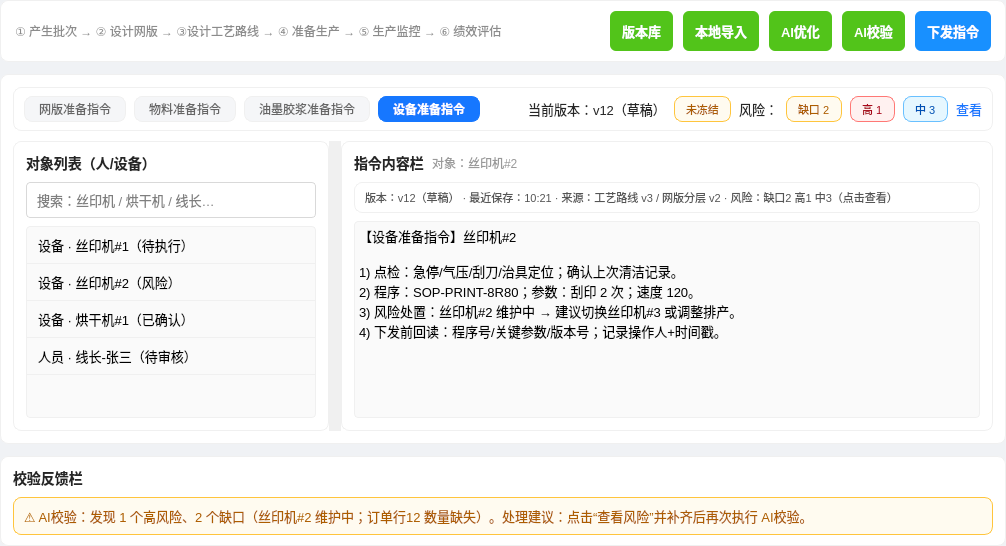
The window that forms/prep_page.ui (ByteKnight-X/LineControlRobot) describes before a commit, drawn with Qt 5.
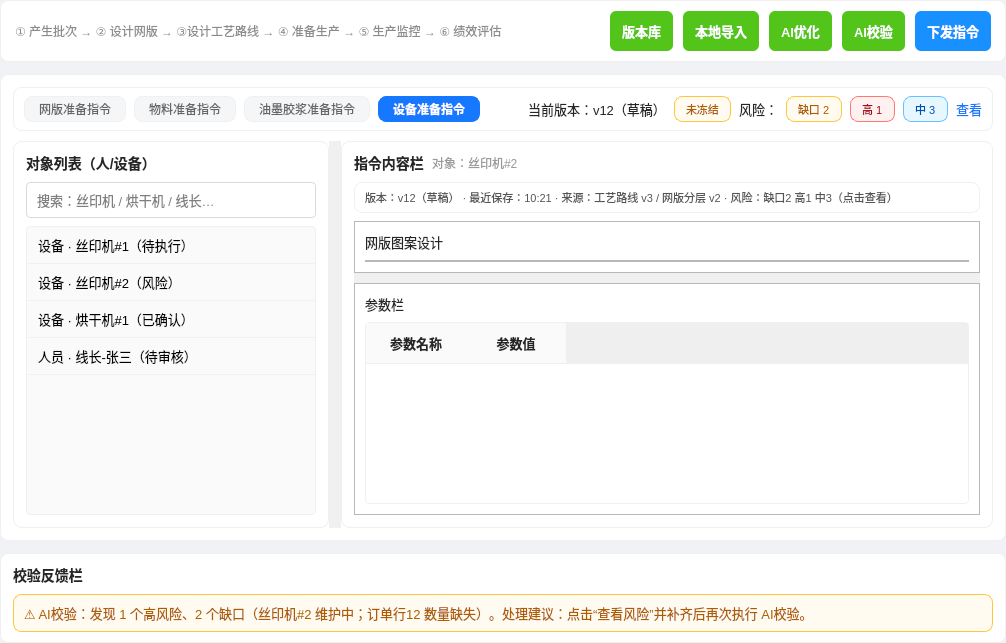
The same window after the commit. The open tabs and pages were chosen to show the change.

What changed in the file:
```diff
--- a/forms/prep_page.ui
+++ b/forms/prep_page.ui
@@ -304,13 +304,101 @@
                     </item>
 
                     <item>
-                      <widget class="QTextEdit" name="txtInstructionContent">
-                        <property name="plainText"><string>【设备准备指令】丝印机#2
-
-1) 点检：急停/气压/刮刀/治具定位；确认上次清洁记录。
-2) 程序：SOP-PRINT-8R80；参数：刮印 2 次；速度 120。
-3) 风险处置：丝印机#2 维护中 → 建议切换丝印机#3 或调整排产。
-4) 下发前回读：程序号/关键参数/版本号；记录操作人+时间戳。</string></property>
+                      <widget class="QStackedWidget" name="instructionStack">
+                        <property name="currentIndex"><number>0</number></property>
+                        <widget class="QWidget" name="pageGenericInstruction">
+                          <layout class="QVBoxLayout" name="genericInstructionLayout">
+                            <property name="leftMargin"><number>0</number></property>
+                            <property name="topMargin"><number>0</number></property>
+                            <property name="rightMargin"><number>0</number></property>
+                            <property name="bottomMargin"><number>0</number></property>
+                            <property name="spacing"><number>8</number></property>
+                            <item>
+                              <widget class="QFrame" name="genericParamCard">
+                                <property name="frameShape"><enum>QFrame::StyledPanel</enum></property>
+                                <layout class="QVBoxLayout" name="genericParamLayout">
+                                  <property name="leftMargin"><number>10</number></property>
+                                  <property name="topMargin"><number>10</number></property>
+                                  <property name="rightMargin"><number>10</number></property>
+                                  <property name="bottomMargin"><number>10</number></property>
+                                  <property name="spacing"><number>8</number></property>
+                                  <item><widget class="QLabel" name="lblGenericParamTitle"><property name="text"><string>参数栏</string></property></widget></item>
+                                  <item>
+                                    <widget class="QTableWidget" name="tableGenericParams">
+                                      <property name="columnCount"><number>2</number></property>
+                                      <column>
+                                        <property name="text"><string>参数名称</string></property>
+                                      </column>
+                                      <column>
+                                        <property name="text"><string>参数值</string></property>
+                                      </column>
+                                    </widget>
+                                  </item>
+                                </layout>
+                              </widget>
+                            </item>
+                          </layout>
+                        </widget>
+                        <widget class="QWidget" name="pageMeshInstruction">
+                          <layout class="QVBoxLayout" name="meshInstructionLayout">
+                            <property name="leftMargin"><number>0</number></property>
+                            <property name="topMargin"><number>0</number></property>
+                            <property name="rightMargin"><number>0</number></property>
+                            <property name="bottomMargin"><number>0</number></property>
+                            <property name="spacing"><number>8</number></property>
+                            <item>
+                              <widget class="QSplitter" name="meshInstructionSplitter">
+                                <property name="orientation"><enum>Qt::Vertical</enum></property>
+                                <property name="childrenCollapsible"><bool>false</bool></property>
+                                <property name="handleWidth"><number>10</number></property>
+                                <widget class="QFrame" name="meshPreviewCard">
+                                  <property name="frameShape"><enum>QFrame::StyledPanel</enum></property>
+                                  <layout class="QVBoxLayout" name="meshPreviewLayout">
+                                    <property name="leftMargin"><number>10</number></property>
+                                    <property name="topMargin"><number>10</number></property>
+                                    <property name="rightMargin"><number>10</number></property>
+                                    <property name="bottomMargin"><number>10</number></property>
+                                    <property name="spacing"><number>8</number></property>
+                                    <item><widget class="QLabel" name="lblMeshPreviewTitle"><property name="text"><string>网版图案设计</string></property></widget></item>
+                                    <item>
+                                      <widget class="QFrame" name="meshPreviewHost">
+                                        <property name="frameShape"><enum>QFrame::StyledPanel</enum></property>
+                                        <layout class="QVBoxLayout" name="meshPreviewHostLayout">
+                                          <property name="leftMargin"><number>0</number></property>
+                                          <property name="topMargin"><number>0</number></property>
+                                          <property name="rightMargin"><number>0</number></property>
+                                          <property name="bottomMargin"><number>0</number></property>
+                                        </layout>
+                                      </widget>
+                                    </item>
+                                  </layout>
+                                </widget>
+                                <widget class="QFrame" name="meshParamCard">
+                                  <property name="frameShape"><enum>QFrame::StyledPanel</enum></property>
+                                  <layout class="QVBoxLayout" name="meshParamLayout">
+                                    <property name="leftMargin"><number>10</number></property>
+                                    <property name="topMargin"><number>10</number></property>
+                                    <property name="rightMargin"><number>10</number></property>
+                                    <property name="bottomMargin"><number>10</number></property>
+                                    <property name="spacing"><number>8</number></property>
+                                    <item><widget class="QLabel" name="lblMeshParamTitle"><property name="text"><string>参数栏</string></property></widget></item>
+                                    <item>
+                                      <widget class="QTableWidget" name="tableMeshParams">
+                                        <property name="columnCount"><number>2</number></property>
+                                        <column>
+                                          <property name="text"><string>参数名称</string></property>
+                                        </column>
+                                        <column>
+                                          <property name="text"><string>参数值</string></property>
+                                        </column>
+                                      </widget>
+                                    </item>
+                                  </layout>
+                                </widget>
+                              </widget>
+                            </item>
+                          </layout>
+                        </widget>
                       </widget>
                     </item>
                   </layout>
```
